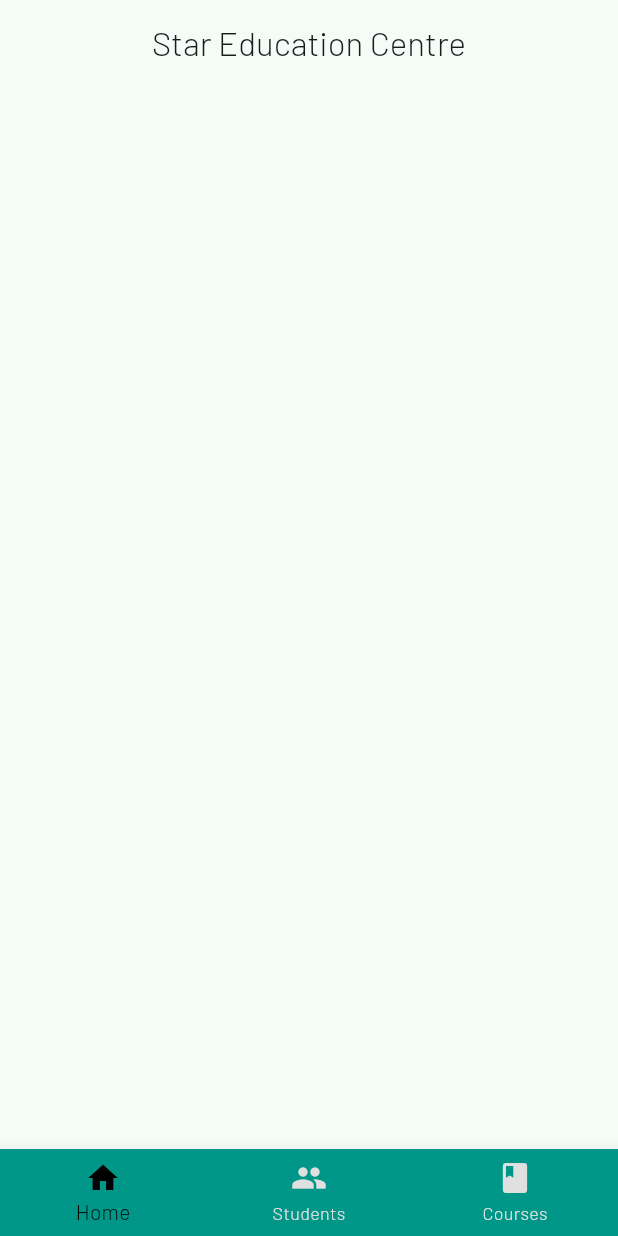
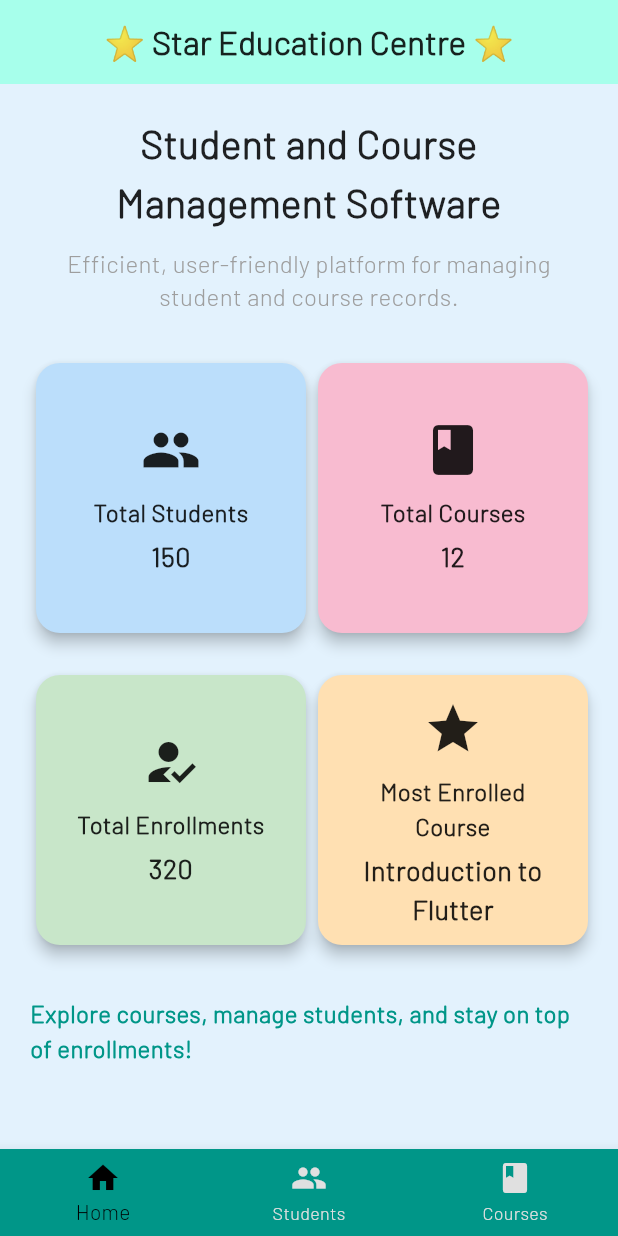
Before and after one commit to Aung-myat-min/star_education_centre, a Flutter app: the screen it shows after launch, on a phone screen of 412 x 824 dp. Run offline on Flutter 3.47's test engine with Material 3 defaults, Android fonts, the phone set to English and light mode, and no system bars; our stand-ins replace cloud_firestore, firebase_core; accounts and stored records are empty.

Commit message:
feat: home page half

```diff
--- a/lib/main.dart
+++ b/lib/main.dart
@@ -34,8 +34,19 @@ class MyApp extends StatelessWidget {
       debugShowCheckedModeBanner: false,
       title: 'Star Education Centre',
       theme: ThemeData(
+        scaffoldBackgroundColor: Colors.blue.shade50,
         fontFamily: 'BarlowBlack',
-        colorScheme: ColorScheme.fromSeed(seedColor: Colors.tealAccent),
+        colorScheme: ColorScheme(
+          primary: Colors.blue.shade800,
+          secondary: Colors.yellow.shade700,
+          surface: Colors.white,
+          error: Colors.red.shade400,
+          onPrimary: Colors.white,
+          onSecondary: Colors.black,
+          onSurface: Colors.black87,
+          onError: Colors.white,
+          brightness: Brightness.light,
+        ),
         useMaterial3: true,
       ),
       routes: routes,
--- a/lib/pages/home_page.dart
+++ b/lib/pages/home_page.dart
@@ -5,12 +5,171 @@ class HomePage extends StatelessWidget {
 
   @override
   Widget build(BuildContext context) {
+    // Example data
+    final int totalStudents = 150;
+    final int totalCourses = 12;
+    final int totalEnrollments = 320;
+    final String mostEnrolledCourse = "Introduction to Flutter";
+
     return Scaffold(
       appBar: AppBar(
-        title: const Text("Star Education Centre"),
+        title: const Text(
+          "⭐ Star Education Centre ⭐",
+          style: TextStyle(
+            fontWeight: FontWeight.bold,
+          ),
+        ),
         centerTitle: true,
+        backgroundColor: Colors.tealAccent.shade100,
       ),
-      // body: ,
+      body: SingleChildScrollView(
+        child: Padding(
+          padding: const EdgeInsets.all(20),
+          child: Column(
+            crossAxisAlignment: CrossAxisAlignment.start,
+            children: [
+              // Welcome Section
+              const Center(
+                child: Text(
+                  "Student and Course\nManagement Software",
+                  style: TextStyle(
+                    fontSize: 26,
+                    height: 1.5,
+                    fontWeight: FontWeight.bold,
+                  ),
+                  textAlign: TextAlign.center,
+                ),
+              ),
+              const SizedBox(height: 10),
+              const Center(
+                child: Text(
+                  "Efficient, user-friendly platform for managing student and course records.",
+                  style: TextStyle(
+                    fontSize: 16,
+                    height: 1.4,
+                    fontWeight: FontWeight.w400,
+                    color: Colors.grey,
+                  ),
+                  textAlign: TextAlign.center,
+                ),
+              ),
+              const SizedBox(height: 30),
+
+              // Overview Statistics Section
+              _buildStatisticsSection(totalStudents, totalCourses, totalEnrollments, mostEnrolledCourse),
+              const SizedBox(height: 30),
+
+              // Footer or additional info
+              const Center(
+                child: Text(
+                  "Explore courses, manage students, and stay on top of enrollments!",
+                  style: TextStyle(
+                    fontSize: 16,
+                    color: Colors.teal,
+                    fontWeight: FontWeight.bold,
+                  ),
+                ),
+              ),
+            ],
+          ),
+        ),
+      ),
     );
   }
+
+  // Method to build the statistics section
+  Widget _buildStatisticsSection(int totalStudents, int totalCourses, int totalEnrollments, String mostEnrolledCourse) {
+    return Column(
+      children: [
+        Row(
+          mainAxisAlignment: MainAxisAlignment.spaceEvenly,
+          children: [
+            _buildInfoCard(
+              icon: Icons.people,
+              label: "Total Students",
+              value: totalStudents.toString(),
+              color: Colors.blue.shade100,
+            ),
+            _buildInfoCard(
+              icon: Icons.book,
+              label: "Total Courses",
+              value: totalCourses.toString(),
+              color: Colors.pink.shade100,
+            ),
+          ],
+        ),
+        const SizedBox(height: 20),
+        Row(
+          mainAxisAlignment: MainAxisAlignment.spaceEvenly,
+          children: [
+            _buildInfoCard(
+              icon: Icons.how_to_reg,
+              label: "Total Enrollments",
+              value: totalEnrollments.toString(),
+              color: Colors.green.shade100,
+            ),
+            _buildInfoCard(
+              icon: Icons.star,
+              label: "Most Enrolled Course",
+              value: mostEnrolledCourse,
+              color: Colors.orange.shade100,
+            ),
+          ],
+        ),
+      ],
+    );
+  }
+
+  // Method to build individual info cards
+  // Method to build individual info cards
+  Widget _buildInfoCard({
+    required IconData icon,
+    required String label,
+    required String value,
+    required Color color,
+  }) {
+    return Card(
+      color: color,
+      elevation: 4,
+      shape: RoundedRectangleBorder(
+        borderRadius: BorderRadius.circular(16),
+      ),
+      child: SizedBox(
+        width: 180, // Set a fixed width
+        height: 180, // Set the height to match the width
+        child: Padding(
+          padding: const EdgeInsets.all(16), // Add padding for better layout
+          child: Column(
+            mainAxisAlignment: MainAxisAlignment.center,
+            children: [
+              Icon(icon, size: 40, color: Colors.black87),
+              const SizedBox(height: 10),
+              Text(
+                label,
+                style: const TextStyle(
+                  fontWeight: FontWeight.bold,
+                  fontSize: 16,
+                  color: Colors.black87,
+                ),
+                textAlign: TextAlign.center,
+              ),
+              const SizedBox(height: 5),
+              Flexible(
+                child: Text(
+                  value,
+                  style: const TextStyle(
+                    fontSize: 18,
+                    fontWeight: FontWeight.bold,
+                    color: Colors.black87,
+                  ),
+                  textAlign: TextAlign.center,
+                ),
+              ),
+            ],
+          ),
+        ),
+      ),
+    );
+  }
+
 }
```
Also changed, not shown: lib/pages/student_page.dart (+19 -14 lines), lib/utils/hoverable_container.dart (+34 -23 lines).
